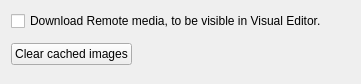
Above: src/editorsettingsbase.ui from mtux/bilbo before the change. Below: the same form after it.
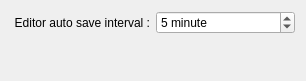
That is the form after the change. Custom widgets are drawn as their Qt base class.

Commit message: * Move 'Clear cached images' button to setting menu, and make some changes in bilbo configuration window. * Fix a bug in removing media files from editor.

The edit to the form file:
```diff
--- a/src/editorsettingsbase.ui
+++ b/src/editorsettingsbase.ui
@@ -5,51 +5,50 @@
    <rect>
     <x>0</x>
     <y>0</y>
-    <width>361</width>
-    <height>84</height>
+    <width>306</width>
+    <height>81</height>
    </rect>
   </property>
   <property name="windowTitle" >
    <string>Form</string>
   </property>
   <layout class="QGridLayout" name="gridLayout" >
-   <item row="0" column="0" colspan="3" >
-    <widget class="QCheckBox" name="kcfg_download_remote_media" >
-     <property name="text" >
-      <string>Download Remote media, to be visible in Visual Editor.</string>
-     </property>
-    </widget>
-   </item>
-   <item row="2" column="0" >
-    <widget class="KPushButton" name="btnClearCache" >
-     <property name="text" >
-      <string>Clear cached images</string>
-     </property>
-    </widget>
-   </item>
-   <item row="3" column="0" colspan="3" >
-    <spacer name="verticalSpacer" >
-     <property name="orientation" >
-      <enum>Qt::Vertical</enum>
-     </property>
-     <property name="sizeHint" stdset="0" >
-      <size>
-       <width>20</width>
-       <height>40</height>
-      </size>
-     </property>
-    </spacer>
-   </item>
-   <item row="1" column="0" colspan="3" >
+   <item row="2" column="0" colspan="2" >
     <widget class="KSeparator" name="kseparator" />
    </item>
+   <item row="1" column="0" >
+    <widget class="QLabel" name="label" >
+     <property name="text" >
+      <string>Editor auto save interval :</string>
+     </property>
+     <property name="alignment" >
+      <set>Qt::AlignRight|Qt::AlignTrailing|Qt::AlignVCenter</set>
+     </property>
+    </widget>
+   </item>
+   <item row="1" column="1" >
+    <widget class="KIntSpinBox" name="kcfg_autosaveInterval" >
+     <property name="specialValueText" >
+      <string>Disbaled</string>
+     </property>
+     <property name="suffix" >
+      <string> minute</string>
+     </property>
+     <property name="maximum" >
+      <number>60</number>
+     </property>
+     <property name="value" >
+      <number>5</number>
+     </property>
+    </widget>
+   </item>
   </layout>
  </widget>
  <customwidgets>
   <customwidget>
-   <class>KPushButton</class>
-   <extends>QPushButton</extends>
-   <header>kpushbutton.h</header>
+   <class>KIntSpinBox</class>
+   <extends>QSpinBox</extends>
+   <header>knuminput.h</header>
   </customwidget>
   <customwidget>
    <class>KSeparator</class>
```
The commit also changes 9 other files.
